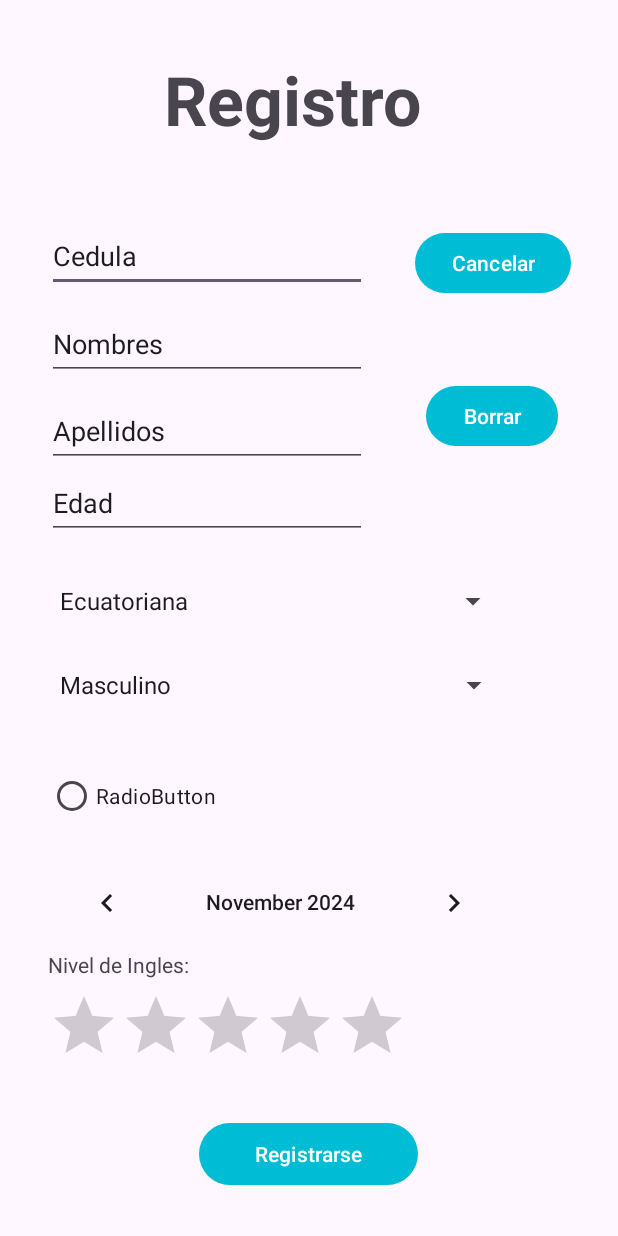
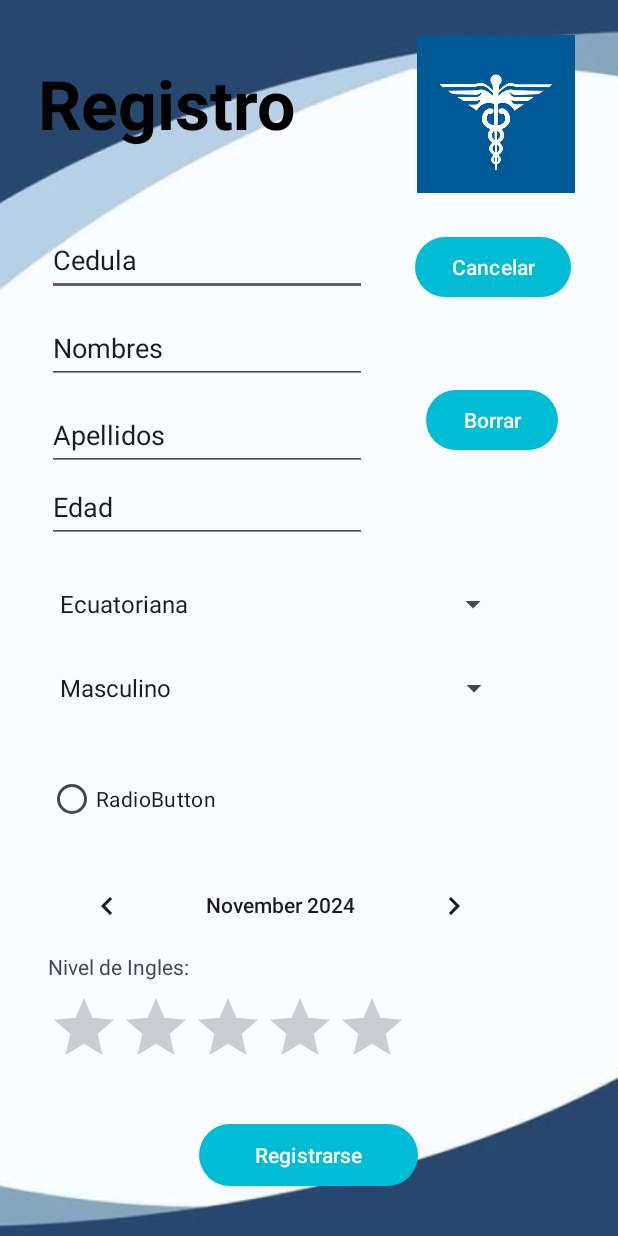
Before and after one commit to CZalamea/GestorC3, an Android app: the RegistroActivity screen opened directly, with no data from a screen before it, on a phone screen of 412 x 824 dp. Run offline under Robolectric (Android 15) with nearby library versions, the phone set to English and light mode, and no system bars.

Commit message:
arreglado el proyecto

```diff
--- a/app/src/main/java/com/raccoon/gestorc3/RegistroActivity.java
+++ b/app/src/main/java/com/raccoon/gestorc3/RegistroActivity.java
@@ -9,6 +9,7 @@ import android.widget.EditText;
 import android.widget.RatingBar;
 import android.widget.Spinner;
 import android.widget.Toast;
+
 
 import androidx.activity.EdgeToEdge;
 import androidx.appcompat.app.AppCompatActivity;
@@ -31,6 +32,12 @@ public class RegistroActivity extends AppCompatActivity {
             v.setPadding(systemBars.left, systemBars.top, systemBars.right, systemBars.bottom);
             return insets;
         });
+
+        cedula = findViewById(R.id.Cedula); // Asegúrate de que el ID coincida con el de tu layout
+        nombres = findViewById(R.id.Nombre);
+        apellidos = findViewById(R.id.Apellidos);
+        edad = findViewById(R.id.edad);
+        ratingNivelIngles = findViewById(R.id.ratingBar);
 
         //conf spíners
         Spinner spinnerNacionalidad = findViewById(R.id.spinnerNacionalidad);
@@ -92,7 +99,9 @@ public class RegistroActivity extends AppCompatActivity {
         //boton cancelar
         btnCancelar.setOnClickListener(view -> {
             //regresamos al login
-            Intent intent = new Intent(this, SplashActivity.class);
+            Intent intent = new Intent(this, MainActivity.class);
+            startActivity(intent);
+            finish();
         });
     }
 }
--- a/app/src/main/res/layout/activity_registro.xml
+++ b/app/src/main/res/layout/activity_registro.xml
@@ -2,6 +2,7 @@
 <androidx.constraintlayout.widget.ConstraintLayout xmlns:android="http://schemas.android.com/apk/res/android"
     xmlns:app="http://schemas.android.com/apk/res-auto"
     xmlns:tools="http://schemas.android.com/tools"
+    android:background="@drawable/back_login"
     android:id="@+id/main"
     android:layout_width="match_parent"
     android:layout_height="match_parent"
@@ -12,15 +13,16 @@
         android:layout_width="wrap_content"
         android:layout_height="wrap_content"
         android:text="@string/Registrese"
+        android:textAlignment="center"
+        android:textColor="@android:color/background_dark"
+        android:textSize="45sp"
         android:textStyle="bold"
-        android:textAlignment="center"
-        android:textSize="45sp"
         app:layout_constraintBottom_toBottomOf="parent"
         app:layout_constraintEnd_toEndOf="parent"
-        app:layout_constraintHorizontal_bias="0.453"
+        app:layout_constraintHorizontal_bias="0.104"
         app:layout_constraintStart_toStartOf="parent"
         app:layout_constraintTop_toTopOf="parent"
-        app:layout_constraintVertical_bias="0.047" />
+        app:layout_constraintVertical_bias="0.051" />
 
     <EditText
         android:id="@+id/Cedula"
@@ -187,4 +189,16 @@
         app:layout_constraintTop_toBottomOf="@+id/calendarView"
         app:layout_constraintVertical_bias="0.73" />
 
+    <ImageView
+        android:id="@+id/imageView4"
+        android:layout_width="116dp"
+        android:layout_height="105dp"
+        app:layout_constraintBottom_toTopOf="@+id/button2"
+        app:layout_constraintEnd_toEndOf="parent"
+        app:layout_constraintHorizontal_bias="0.767"
+        app:layout_constraintStart_toEndOf="@+id/textView7"
+        app:layout_constraintTop_toTopOf="parent"
+        app:layout_constraintVertical_bias="0.481"
+        app:srcCompat="@drawable/medifast_600" />
+
 </androidx.constraintlayout.widget.ConstraintLayout>
```
